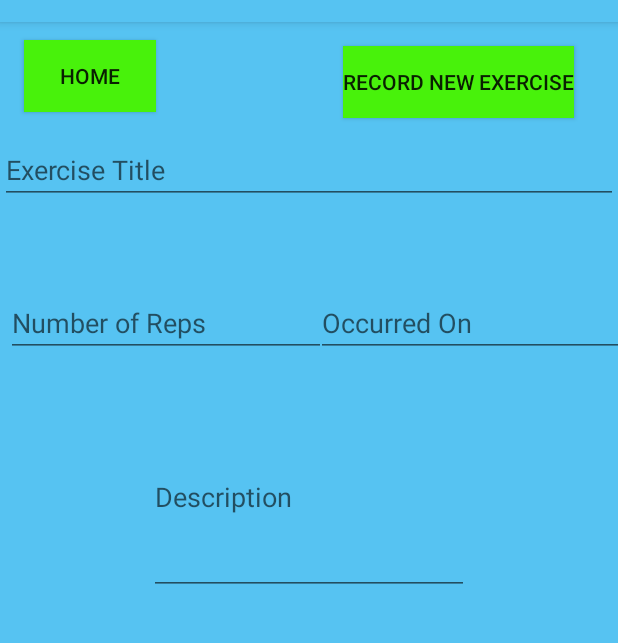
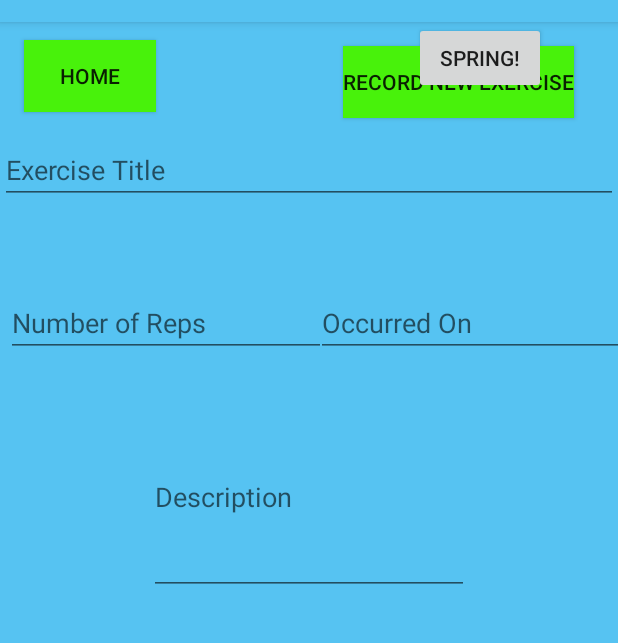
Before and after one commit to Tw1stedRain/healthtracker, an Android app: the ExerciseDiaryActivity screen opened directly, with no data from a screen before it, after a tap on "RECORD NEW EXERCISE", on a phone screen of 412 x 824 dp, the part 62-705 px from its top. Run offline under Robolectric (Android 15) with nearby library versions, the phone set to English and light mode, and no system bars; our stand-ins replace Room's generated code; 4 statements that could not run were skipped.

Commit message:
built out retrofit, not quite working yet

```diff
--- a/app/build.gradle
+++ b/app/build.gradle
@@ -33,4 +33,7 @@ dependencies {
     androidTestImplementation 'androidx.test:runner:1.1.0-alpha4'
     androidTestImplementation 'androidx.test.espresso:espresso-core:3.1.0-alpha4'
     implementation 'androidx.recyclerview:recyclerview:1.0.0'
+
+    implementation 'com.squareup.retrofit2:retrofit:2.5.0'
+    implementation 'com.squareup.retrofit2:converter-gson:2.5.0'
 }
--- /dev/null
+++ b/app/src/main/java/com/example/healthtracker/DiaryService.java
@@ -0,0 +1,16 @@
+package com.example.healthtracker;
+
+import com.example.healthtracker.Database.Exercise;
+
+import retrofit2.Call;
+import retrofit2.http.Body;
+import retrofit2.http.GET;
+import retrofit2.http.POST;
+
+public interface DiaryService {
+    @GET("/all")
+    Call<Exercise> getAllExercises();
+
+    @POST("/")
+    Call<Exercise> createExercise(@Body Exercise exercise);
+}
--- a/app/src/main/java/com/example/healthtracker/ExerciseDiaryActivity.java
+++ b/app/src/main/java/com/example/healthtracker/ExerciseDiaryActivity.java
@@ -4,9 +4,15 @@ import androidx.appcompat.app.AppCompatActivity;
 import androidx.recyclerview.widget.LinearLayoutManager;
 import androidx.recyclerview.widget.RecyclerView;
 import androidx.room.Room;
+import retrofit2.Call;
+import retrofit2.Callback;
+import retrofit2.Response;
+import retrofit2.Retrofit;
+import retrofit2.converter.gson.GsonConverterFactory;
 
 import android.content.Intent;
 import android.os.Bundle;
+import android.util.Log;
 import android.view.View;
 import android.widget.EditText;
 import android.widget.TextView;
@@ -20,6 +26,9 @@ import java.util.List;
 public class ExerciseDiaryActivity extends AppCompatActivity {
 
     public AppDatabase db;
+
+    TextView text;
+
     RecyclerView recyclerView;
     RecyclerView.LayoutManager layoutManager;
     ExerciseLayoutAdapter adapter;
@@ -28,6 +37,8 @@ public class ExerciseDiaryActivity extends AppCompatActivity {
     protected void onCreate(Bundle savedInstanceState) {
         super.onCreate(savedInstanceState);
         setContentView(R.layout.activity_exercise_diary_activiy);
+
+        this.text = findViewById(R.id.rest_view);
 
         db = Room.databaseBuilder(getApplicationContext(), AppDatabase.class, "exercise-db")
                 .allowMainThreadQueries()
@@ -57,12 +68,38 @@ public class ExerciseDiaryActivity extends AppCompatActivity {
 
         Exercise exercise = new Exercise();
         exercise.setTitle(title.getText().toString());
-        exercise.setQuantity(quantity.getText().toString()); // TODO: change to int
+        exercise.setQuantity(quantity.getText().toString());
         exercise.setDescription(description.getText().toString());
         exercise.setTimestamp(time.getText().toString());
 
         db.exerciseDao().add(exercise);
+    }
 
+    public void onRetrofit(View view) {
+        String baseUrl = "localhost:8080/";
+
+        Retrofit retrofit = new Retrofit.Builder()
+                .baseUrl(baseUrl)
+                .addConverterFactory(GsonConverterFactory.create())
+                .build();
+
+        DiaryService service = retrofit.create(DiaryService.class);
+
+        service.getAllExercises().enqueue(new Callback<Exercise>() {
+            @Override
+            public void onResponse(Call<Exercise> call, Response<Exercise> response) {
+                text.setText(response.body().toString());
+            }
+
+            @Override
+            public void onFailure(Call<Exercise> call, Throwable t) {
+                Log.e("ERROR!!!", t.toString());
+            }
+        });
+
+        service.createExercise(
+
+        )
     }
 
     public void goHome(View view) {
--- a/app/src/main/res/layout/activity_exercise_diary_activiy.xml
+++ b/app/src/main/res/layout/activity_exercise_diary_activiy.xml
@@ -93,4 +93,24 @@
         app:layout_constraintStart_toStartOf="parent"
         app:layout_constraintTop_toBottomOf="@+id/quantity" />
 
+    <TextView
+        android:id="@+id/rest_view"
+        android:layout_width="wrap_content"
+        android:layout_height="wrap_content"
+        android:layout_marginStart="8dp"
+        android:layout_marginEnd="8dp"
+        app:layout_constraintEnd_toStartOf="@+id/retroBtn"
+        app:layout_constraintStart_toStartOf="parent"
+        tools:layout_editor_absoluteY="430dp" />
+
+    <Button
+        android:id="@+id/retroBtn"
+        android:layout_width="wrap_content"
+        android:layout_height="wrap_content"
+        android:layout_marginEnd="48dp"
+        android:onClick="onRetrofit"
+        android:text="Spring!"
+        app:layout_constraintEnd_toEndOf="parent"
+        tools:layout_editor_absoluteY="412dp" />
+
 </androidx.constraintlayout.widget.ConstraintLayout>
```
